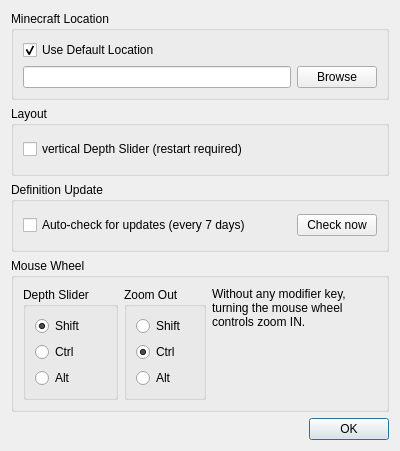
Old version of the form settings.ui in the repository mrkite/minutor.
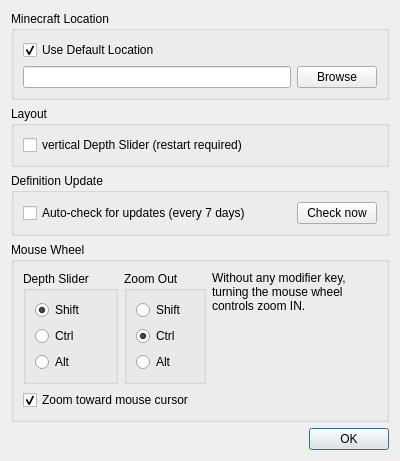
New version of the form.

Commit message:
Add UI setting for zoom follows cursor behavior
Expose the zoomFollowsCursor QSetting in the Settings dialog.

This setting was added in commit 36a9d02 (PR #295) as a hidden option
for future UI exposure. Users can now toggle between cursor-based
zooming (zoom toward mouse position) and center-based zooming (zoom
toward screen center) via a checkbox in Settings.

Default remains true (cursor-based).

Diff of the .ui file:
```diff
--- a/settings.ui
+++ b/settings.ui
@@ -118,6 +118,8 @@
        <property name="title">
         <string>Mouse Wheel</string>
        </property>
+       <layout class="QVBoxLayout" name="verticalLayout_7">
+        <item>
        <layout class="QHBoxLayout" name="horizontalLayout">
         <item>
          <widget class="QGroupBox" name="groupBox_2">
@@ -194,6 +196,18 @@
            <set>Qt::AlignLeading|Qt::AlignLeft|Qt::AlignTop</set>
           </property>
           <property name="wordWrap">
+             <bool>true</bool>
+            </property>
+           </widget>
+          </item>
+         </layout>
+        </item>
+        <item>
+         <widget class="QCheckBox" name="checkBox_ZoomFollowsCursor">
+          <property name="text">
+           <string>Zoom toward mouse cursor</string>
+          </property>
+          <property name="checked">
            <bool>true</bool>
           </property>
          </widget>
```
Lines whose indentation alone changed are shown as unchanged. The commit also changes 2 other files.
